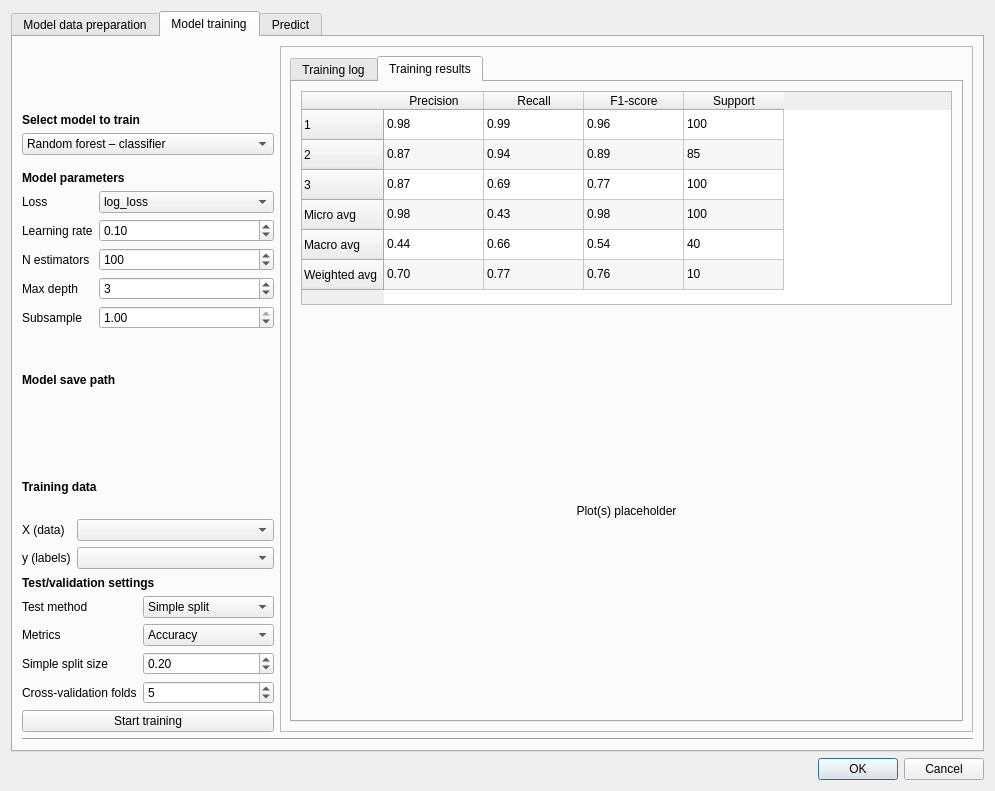
The window that eis_qgis_plugin/resources/ui/model/wizard_model.ui (GispoCoding/eis_qgis_plugin) describes before a commit, drawn with Qt 5.
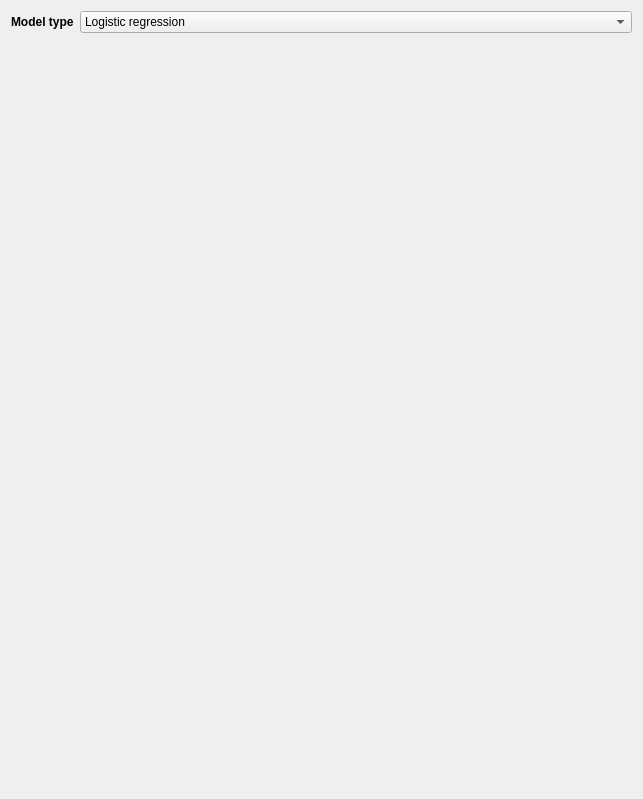
The same window after the commit. The open tabs and pages were chosen to show the change. Custom widgets are drawn as their Qt base class.

Commit message: Many modifications to modeling wizard - Separated application and testing - Revamped the UI logic (each model has now their own tabs and own scroll areas for each tab) - Clarified input data namings - Test with mock database for model saving - Added "tag" column to model input data for data matching - Added train dummy model button and functionality

Diff of the .ui file:
```diff
--- a/eis_qgis_plugin/resources/ui/model/wizard_model.ui
+++ b/eis_qgis_plugin/resources/ui/model/wizard_model.ui
@@ -1,1083 +1,80 @@
 <?xml version="1.0" encoding="UTF-8"?>
 <ui version="4.0">
- <class>Dialog</class>
- <widget class="QDialog" name="Dialog">
+ <class>Form</class>
+ <widget class="QWidget" name="Form">
   <property name="geometry">
    <rect>
     <x>0</x>
     <y>0</y>
-    <width>995</width>
-    <height>791</height>
+    <width>643</width>
+    <height>799</height>
    </rect>
   </property>
   <property name="windowTitle">
-   <string>Dialog</string>
+   <string>Form</string>
   </property>
-  <layout class="QVBoxLayout" name="verticalLayout">
+  <layout class="QVBoxLayout" name="verticalLayout_3">
    <item>
-    <widget class="QTabWidget" name="tabWidget">
-     <property name="currentIndex">
-      <number>1</number>
-     </property>
-     <widget class="QWidget" name="tab_3">
-      <attribute name="title">
-       <string>Model data preparation</string>
-      </attribute>
-      <widget class="QLabel" name="label_8">
-       <property name="geometry">
-        <rect>
-         <x>30</x>
-         <y>80</y>
-         <width>271</width>
-         <height>17</height>
-        </rect>
-       </property>
-       <property name="text">
-        <string>Optional guidance based on model?</string>
-       </property>
-      </widget>
-      <widget class="QComboBox" name="comboBox_4">
-       <property name="geometry">
-        <rect>
-         <x>30</x>
-         <y>30</y>
-         <width>289</width>
-         <height>25</height>
-        </rect>
-       </property>
-       <item>
-        <property name="text">
-         <string>Random forest</string>
-        </property>
-       </item>
-       <item>
-        <property name="text">
-         <string>Logistic regression</string>
-        </property>
-       </item>
-       <item>
-        <property name="text">
-         <string>Gradient boosting</string>
-        </property>
-       </item>
-      </widget>
-      <widget class="QFrame" name="frame_2">
-       <property name="geometry">
-        <rect>
-         <x>10</x>
-         <y>320</y>
-         <width>622</width>
-         <height>370</height>
-        </rect>
-       </property>
+    <layout class="QHBoxLayout" name="model_selection_layout">
+     <item>
+      <widget class="QLabel" name="label">
        <property name="sizePolicy">
-        <sizepolicy hsizetype="Preferred" vsizetype="Expanding">
+        <sizepolicy hsizetype="Maximum" vsizetype="Preferred">
          <horstretch>0</horstretch>
          <verstretch>0</verstretch>
         </sizepolicy>
        </property>
-       <property name="frameShape">
-        <enum>QFrame::StyledPanel</enum>
+       <property name="font">
+        <font>
+         <weight>75</weight>
+         <bold>true</bold>
+        </font>
        </property>
-       <property name="frameShadow">
-        <enum>QFrame::Raised</enum>
+       <property name="text">
+        <string>Model type</string>
        </property>
-       <widget class="QLabel" name="label_9">
-        <property name="geometry">
-         <rect>
-          <x>310</x>
-          <y>20</y>
-          <width>181</width>
-          <height>17</height>
-         </rect>
+      </widget>
+     </item>
+     <item>
+      <widget class="QComboBox" name="model_selection">
+       <item>
+        <property name="text">
+         <string>Logistic regression</string>
         </property>
+       </item>
+       <item>
         <property name="text">
-         <string>Training data preparation</string>
+         <string>Random forests - classifier</string>
         </property>
-       </widget>
-       <widget class="QWidget" name="layoutWidget_5">
-        <property name="geometry">
-         <rect>
-          <x>20</x>
-          <y>50</y>
-          <width>102</width>
-          <height>213</height>
-         </rect>
-        </property>
-        <layout class="QVBoxLayout" name="verticalLayout_13">
-         <item>
-          <widget class="QPushButton" name="pushButton_3">
-           <property name="text">
-            <string>Binary</string>
-           </property>
-          </widget>
-         </item>
-         <item>
-          <widget class="QPushButton" name="pushButton_4">
-           <property name="text">
-            <string>Min-max</string>
-           </property>
-          </widget>
-         </item>
-         <item>
-          <widget class="QPushButton" name="pushButton_7">
-           <property name="text">
-            <string>Clip</string>
-           </property>
-          </widget>
-         </item>
-         <item>
-          <widget class="QPushButton" name="pushButton_5">
-           <property name="text">
-            <string>Log</string>
-           </property>
-          </widget>
-         </item>
-         <item>
-          <widget class="QPushButton" name="pushButton_6">
-           <property name="text">
-            <string>Winsorize</string>
-           </property>
-          </widget>
-         </item>
-         <item>
-          <widget class="QPushButton" name="pushButton_8">
-           <property name="text">
-            <string>Z-score norm.</string>
-           </property>
-          </widget>
-         </item>
-         <item>
-          <widget class="QPushButton" name="pushButton_9">
-           <property name="text">
-            <string>Sigmoid</string>
-           </property>
-          </widget>
-         </item>
-        </layout>
-       </widget>
-       <widget class="QLabel" name="label_2">
-        <property name="geometry">
-         <rect>
-          <x>20</x>
-          <y>20</y>
-          <width>151</width>
-          <height>17</height>
-         </rect>
-        </property>
+       </item>
+       <item>
         <property name="text">
-         <string>Data transformations</string>
+         <string>Random forests - regressor</string>
         </property>
-       </widget>
-       <widget class="Line" name="line_2">
-        <property name="geometry">
-         <rect>
-          <x>270</x>
-          <y>10</y>
-          <width>20</width>
-          <height>351</height>
-         </rect>
-        </property>
-        <property name="orientation">
-         <enum>Qt::Vertical</enum>
-        </property>
-       </widget>
-       <widget class="QWidget" name="layoutWidget_6">
-        <property name="geometry">
-         <rect>
-          <x>310</x>
-          <y>60</y>
-          <width>222</width>
-          <height>151</height>
-         </rect>
-        </property>
-        <layout class="QVBoxLayout" name="verticalLayout_14">
-         <item>
-          <widget class="QPushButton" name="pushButton_12">
-           <property name="enabled">
-            <bool>false</bool>
-           </property>
-           <property name="text">
-            <string>Balance classes (SMOTETomek)</string>
-           </property>
-          </widget>
-         </item>
-         <item>
-          <widget class="QPushButton" name="pushButton_13">
-           <property name="enabled">
-            <bool>false</bool>
-           </property>
-           <property name="text">
-            <string>Generate negatives</string>
-           </property>
-          </widget>
-         </item>
-         <item>
-          <widget class="QPushButton" name="pushButton_14">
-           <property name="enabled">
-            <bool>false</bool>
-           </property>
-           <property name="text">
-            <string>Train-test split</string>
-           </property>
-          </widget>
-         </item>
-         <item>
-          <widget class="QPushButton" name="pushButton_15">
-           <property name="enabled">
-            <bool>false</bool>
-           </property>
-           <property name="text">
-            <string>Combine datasets</string>
-           </property>
-          </widget>
-         </item>
-         <item>
-          <widget class="QPushButton" name="pushButton_10">
-           <property name="enabled">
-            <bool>false</bool>
-           </property>
-           <property name="text">
-            <string>One-hot encode</string>
-           </property>
-          </widget>
-         </item>
-        </layout>
-       </widget>
-      </widget>
-      <widget class="QLabel" name="label_13">
-       <property name="geometry">
-        <rect>
-         <x>20</x>
-         <y>290</y>
-         <width>321</width>
-         <height>17</height>
-        </rect>
-       </property>
-       <property name="text">
-        <string>just an initial sketch here</string>
-       </property>
-      </widget>
-     </widget>
-     <widget class="QWidget" name="tab">
-      <attribute name="title">
-       <string>Model training</string>
-      </attribute>
-      <layout class="QVBoxLayout" name="verticalLayout_8">
+       </item>
        <item>
-        <layout class="QHBoxLayout" name="horizontalLayout_5">
-         <item>
-          <layout class="QVBoxLayout" name="verticalLayout_7">
-           <item>
-            <layout class="QVBoxLayout" name="verticalLayout_5">
-             <item>
-              <widget class="QLabel" name="label_3">
-               <property name="sizePolicy">
-                <sizepolicy hsizetype="Preferred" vsizetype="Preferred">
-                 <horstretch>0</horstretch>
-                 <verstretch>0</verstretch>
-                </sizepolicy>
-               </property>
-               <property name="font">
-                <font>
-                 <weight>75</weight>
-                 <bold>true</bold>
-                </font>
-               </property>
-               <property name="text">
-                <string>Select model to train</string>
-               </property>
-               <property name="alignment">
-                <set>Qt::AlignBottom|Qt::AlignLeading|Qt::AlignLeft</set>
-               </property>
-              </widget>
-             </item>
-             <item>
-              <widget class="QComboBox" name="comboBox_2">
-               <item>
-                <property name="text">
-                 <string>Random forest – classifier</string>
-                </property>
-               </item>
-               <item>
-                <property name="text">
-                 <string>Random forest – regressor</string>
-                </property>
-               </item>
-               <item>
-                <property name="text">
-                 <string>Gradient boosting – classifier</string>
-                </property>
-               </item>
-               <item>
-                <property name="text">
-                 <string>Gradient boosting – regressor</string>
-                </property>
-               </item>
-               <item>
-                <property name="text">
-                 <string>Logistic regression (classifier)</string>
-                </property>
-               </item>
-              </widget>
-             </item>
-            </layout>
-           </item>
-           <item>
-            <spacer name="verticalSpacer_2">
-             <property name="orientation">
-              <enum>Qt::Vertical</enum>
-             </property>
-             <property name="sizeType">
-              <enum>QSizePolicy::Maximum</enum>
-             </property>
-             <property name="sizeHint" stdset="0">
-              <size>
-               <width>20</width>
-               <height>10</height>
-              </size>
-             </property>
-            </spacer>
-           </item>
-           <item>
-            <layout class="QVBoxLayout" name="verticalLayout_2">
-             <item>
-              <widget class="QLabel" name="label_5">
-               <property name="font">
-                <font>
-                 <weight>75</weight>
-                 <bold>true</bold>
-                </font>
-               </property>
-               <property name="text">
-                <string>Model parameters</string>
-               </property>
-              </widget>
-             </item>
-             <item>
-              <layout class="QFormLayout" name="formLayout_5">
-               <item row="0" column="0">
-                <widget class="QLabel" name="lossLabel_2">
-                 <property name="text">
-                  <string>Loss</string>
-                 </property>
-                </widget>
-               </item>
-               <item row="0" column="1">
-                <widget class="QComboBox" name="lossComboBox_2">
-                 <item>
-                  <property name="text">
-                   <string>log_loss</string>
-                  </property>
-                 </item>
-                 <item>
-                  <property name="text">
-                   <string>exponential</string>
-                  </property>
-                 </item>
-                </widget>
-               </item>
-               <item row="1" column="0">
-                <widget class="QLabel" name="learningRateLabel_2">
-                 <property name="text">
-                  <string>Learning rate</string>
-                 </property>
-                </widget>
-               </item>
-               <item row="1" column="1">
-                <widget class="QgsDoubleSpinBox" name="learningRateQgsDoubleSpinBox_2">
-                 <property name="minimum">
-                  <double>0.000000000000000</double>
-                 </property>
-                 <property name="value">
-                  <double>0.100000000000000</double>
-                 </property>
-                </widget>
-               </item>
-               <item row="2" column="0">
-                <widget class="QLabel" name="nEstimatorsLabel_2">
-                 <property name="text">
-                  <string>N estimators</string>
-                 </property>
-                </widget>
-               </item>
-               <item row="2" column="1">
-                <widget class="QgsSpinBox" name="nEstimatorsQgsSpinBox_2">
-                 <property name="minimum">
-                  <number>1</number>
-                 </property>
-                 <property name="maximum">
-                  <number>10000</number>
-                 </property>
-                 <property name="value">
-                  <number>100</number>
-                 </property>
-                </widget>
-               </item>
-               <item row="3" column="0">
-                <widget class="QLabel" name="maxDepthLabel_2">
-                 <property name="text">
-                  <string>Max depth</string>
-                 </property>
-                </widget>
-               </item>
-               <item row="3" column="1">
-                <widget class="QgsSpinBox" name="maxDepthQgsSpinBox_2">
-                 <property name="minimum">
-                  <number>1</number>
-                 </property>
-                 <property name="value">
-                  <number>3</number>
-                 </property>
-                </widget>
-               </item>
-               <item row="4" column="0">
-                <widget class="QLabel" name="subsampleLabel_2">
-                 <property name="text">
-                  <string>Subsample</string>
-                 </property>
-                </widget>
-               </item>
-               <item row="4" column="1">
-                <widget class="QgsDoubleSpinBox" name="subsampleQgsDoubleSpinBox_2">
-                 <property name="minimum">
-                  <double>0.010000000000000</double>
-                 </property>
-                 <property name="maximum">
-                  <double>1.000000000000000</double>
-                 </property>
-                 <property name="value">
-                  <double>1.000000000000000</double>
-                 </property>
-                </widget>
-               </item>
-              </layout>
-             </item>
-            </layout>
-           </item>
-           <item>
-            <layout class="QVBoxLayout" name="verticalLayout_9">
-             <item>
-              <widget class="QLabel" name="label_19">
-               <property name="font">
-                <font>
-                 <weight>75</weight>
-                 <bold>true</bold>
-                </font>
-               </property>
-               <property name="text">
-                <string>Model save path</string>
-               </property>
-               <property name="alignment">
-                <set>Qt::AlignBottom|Qt::AlignLeading|Qt::AlignLeft</set>
-               </property>
-              </widget>
-             </item>
-             <item>
-              <widget class="QgsFileWidget" name="mQgsFileWidget_2"/>
-             </item>
-            </layout>
-           </item>
-           <item>
-            <spacer name="verticalSpacer">
-             <property name="orientation">
-              <enum>Qt::Vertical</enum>
-             </property>
-             <property name="sizeType">
-              <enum>QSizePolicy::Preferred</enum>
-             </property>
-             <property name="sizeHint" stdset="0">
-              <size>
-               <width>20</width>
-               <height>10</height>
-              </size>
-             </property>
-            </spacer>
-           </item>
-           <item>
-            <layout class="QVBoxLayout" name="verticalLayout_4">
-             <item>
-              <widget class="QLabel" name="label_7">
-               <property name="font">
-                <font>
-                 <weight>75</weight>
-                 <bold>true</bold>
-                </font>
-               </property>
-               <property name="text">
-                <string>Training data</string>
-               </property>
-              </widget>
-             </item>
-             <item>
-              <layout class="QFormLayout" name="formLayout_7">
-               <item row="0" column="0">
-                <widget class="QLabel" name="label_10">
-                 <property name="text">
-                  <string>X (data)</string>
-                 </property>
-                </widget>
-               </item>
-               <item row="0" column="1">
-                <widget class="QgsMapLayerComboBox" name="mMapLayerComboBox_3"/>
-               </item>
-               <item row="1" column="0">
-                <widget class="QLabel" name="label_4">
-                 <property name="text">
-                  <string>y (labels)</string>
-                 </property>
-                </widget>
-               </item>
-               <item row="1" column="1">
-                <widget class="QgsMapLayerComboBox" name="mMapLayerComboBox_4"/>
-               </item>
-              </layout>
-             </item>
-            </layout>
-           </item>
-           <item>
-            <layout class="QVBoxLayout" name="verticalLayout_6">
-             <item>
-              <widget class="QLabel" name="label_6">
-               <property name="font">
-                <font>
-                 <weight>75</weight>
-                 <bold>true</bold>
-                </font>
-               </property>
-               <property name="text">
-                <string>Test/validation settings</string>
-               </property>
-              </widget>
-             </item>
-             <item>
-              <layout class="QFormLayout" name="formLayout_6">
-               <item row="0" column="0">
-                <widget class="QLabel" name="testMethodLabel_5">
-                 <property name="text">
-                  <string>Test method</string>
-                 </property>
-                </widget>
-               </item>
-               <item row="0" column="1">
-                <widget class="QComboBox" name="testMethodComboBox_5">
-                 <item>
-                  <property name="text">
-                   <string>Simple split</string>
-                  </property>
-                 </item>
-                 <item>
-                  <property name="text">
-                   <string>K-fold CV</string>
-                  </property>
-                 </item>
-                 <item>
-                  <property name="text">
-                   <string>Stratified k-fold CV</string>
-                  </property>
-                 </item>
-                 <item>
-                  <property name="text">
-                   <string>Leave-one-out CV</string>
-                  </property>
-                 </item>
-                 <item>
-                  <property name="text">
-                   <string>None</string>
-                  </property>
-                 </item>
-                </widget>
-               </item>
-               <item row="1" column="0">
-                <widget class="QLabel" name="testMethodLabel_6">
-                 <property name="text">
-                  <string>Metrics</string>
-                 </property>
-                </widget>
-               </item>
-               <item row="1" column="1">
-                <widget class="QgsCheckableComboBox" name="mComboBox">
-                 <property name="checkedItems">
-                  <stringlist/>
-                 </property>
-                 <item>
-                  <property name="text">
-                   <string>Accuracy</string>
-                  </property>
-                 </item>
-                 <item>
-                  <property name="text">
-                   <string>Precision</string>
-                  </property>
-                 </item>
-                 <item>
-                  <property name="text">
-                   <string>Recall</string>
-                  </property>
-                 </item>
-                 <item>
-                  <property name="text">
-                   <string>F1</string>
-                  </property>
-                 </item>
-                 <item>
-                  <property name="text">
-                   <string>MAE</string>
-                  </property>
-                 </item>
-                 <item>
-                  <property name="text">
-                   <string>MSE</string>
-                  </property>
-                 </item>
-                 <item>
-                  <property name="text">
-                   <string>RMSE</string>
-                  </property>
-                 </item>
-                 <item>
-                  <property name="text">
-                   <string>R2</string>
-                  </property>
-                 </item>
-                </widget>
-               </item>
-               <item row="2" column="0">
-                <widget class="QLabel" name="simpleSplitSizeLabel_3">
-                 <property name="text">
-                  <string>Simple split size</string>
-                 </property>
-                </widget>
-               </item>
-               <item row="2" column="1">
-                <widget class="QDoubleSpinBox" name="doubleSpinBox_3">
-                 <property name="minimum">
-                  <double>0.010000000000000</double>
-                 </property>
-                 <property name="maximum">
-                  <double>0.990000000000000</double>
-                 </property>
-                 <property name="value">
-                  <double>0.200000000000000</double>
-                 </property>
-                </widget>
-               </item>
-               <item row="3" column="0">
-                <widget class="QLabel" name="crossValidationFoldsLabel_3">
-                 <property name="text">
-                  <string>Cross-validation folds</string>
-                 </property>
-                </widget>
-               </item>
-               <item row="3" column="1">
-                <widget class="QgsSpinBox" name="crossValidationFoldsQgsSpinBox_3">
-                 <property name="minimum">
-                  <number>2</number>
-                 </property>
-                 <property name="value">
-                  <number>5</number>
-                 </property>
-                </widget>
-               </item>
-              </layout>
-             </item>
-            </layout>
-           </item>
-           <item>
-            <widget class="QPushButton" name="pushButton">
-             <property name="text">
-              <string>Start training</string>
-             </property>
-            </widget>
-           </item>
-          </layout>
-         </item>
-         <item>
-          <widget class="QFrame" name="frame">
-           <property name="minimumSize">
-            <size>
-             <width>600</width>
-             <height>0</height>
-            </size>
-           </property>
-           <property name="frameShape">
-            <enum>QFrame::StyledPanel</enum>
-           </property>
-           <property name="frameShadow">
-            <enum>QFrame::Raised</enum>
-           </property>
-           <layout class="QVBoxLayout" name="verticalLayout_10">
-            <item>
-             <widget class="QTabWidget" name="tabWidget_2">
-              <property name="currentIndex">
-               <number>0</number>
-              </property>
-              <widget class="QWidget" name="tab_4">
-               <attribute name="title">
-                <string>Training log</string>
-               </attribute>
-               <layout class="QVBoxLayout" name="verticalLayout_11">
-                <item>
-                 <layout class="QVBoxLayout" name="verticalLayout_3">
-                  <item>
-                   <widget class="QTextBrowser" name="textBrowser"/>
-                  </item>
-                  <item>
-                   <layout class="QHBoxLayout" name="horizontalLayout_4">
-                    <item>
-                     <widget class="QLabel" name="label_14">
-                      <property name="text">
-                       <string>Progress</string>
-                      </property>
-                     </widget>
-                    </item>
-                    <item>
-                     <widget class="QProgressBar" name="progressBar">
-                      <property name="value">
-                       <number>24</number>
-                      </property>
-                     </widget>
-                    </item>
-                   </layout>
-                  </item>
-                 </layout>
-                </item>
-               </layout>
-              </widget>
-              <widget class="QWidget" name="tab_5">
-               <attribute name="title">
-                <string>Training results</string>
-               </attribute>
-               <layout class="QVBoxLayout" name="verticalLayout_12">
-                <item>
-                 <widget class="QTableWidget" name="tableWidget">
-                  <property name="alternatingRowColors">
-                   <bool>true</bool>
-                  </property>
-                  <row>
-                   <property name="text">
-                    <string>1</string>
-                   </property>
-                  </row>
-                  <row>
-                   <property name="text">
-                    <string>2</string>
-                   </property>
-                  </row>
-                  <row>
-                   <property name="text">
-                    <string>3</string>
-                   </property>
-                  </row>
-                  <row>
-                   <property name="text">
-                    <string>Micro avg</string>
-                   </property>
-                  </row>
-                  <row>
-                   <property name="text">
-                    <string>Macro avg</string>
-                   </property>
-                  </row>
-                  <row>
-                   <property name="text">
-                    <string>Weighted avg</string>
-                   </property>
-                  </row>
-                  <column>
-                   <property name="text">
-                    <string>Precision</string>
-                   </property>
-                  </column>
-                  <column>
-                   <property name="text">
-                    <string>Recall</string>
-                   </property>
-                  </column>
-                  <column>
-                   <property name="text">
-                    <string>F1-score</string>
-                   </property>
-                  </column>
-                  <column>
-                   <property name="text">
-                    <string>Support</string>
-                   </property>
-                  </column>
-                  <item row="0" column="0">
-                   <property name="text">
-                    <string>0.98</string>
-                   </property>
-                  </item>
-                  <item row="0" column="1">
-                   <property name="text">
-                    <string>0.99</string>
-                   </property>
-                  </item>
-                  <item row="0" column="2">
-                   <property name="text">
-                    <string>0.96</string>
-                   </property>
-                  </item>
-                  <item row="0" column="3">
-                   <property name="text">
-                    <string>100</string>
-                   </property>
-                  </item>
-                  <item row="1" column="0">
-                   <property name="text">
-                    <string>0.87</string>
-                   </property>
-                  </item>
-                  <item row="1" column="1">
-                   <property name="text">
-                    <string>0.94</string>
-                   </property>
-                  </item>
-                  <item row="1" column="2">
-                   <property name="text">
-                    <string>0.89</string>
-                   </property>
-                  </item>
-                  <item row="1" column="3">
-                   <property name="text">
-                    <string>85</string>
-                   </property>
-                  </item>
-                  <item row="2" column="0">
-                   <property name="text">
-                    <string>0.87</string>
-                   </property>
-                  </item>
-                  <item row="2" column="1">
-                   <property name="text">
-                    <string>0.69</string>
-                   </property>
-                  </item>
-                  <item row="2" column="2">
-                   <property name="text">
-                    <string>0.77</string>
-                   </property>
-                  </item>
-                  <item row="2" column="3">
-                   <property name="text">
-                    <string>100</string>
-                   </property>
-                  </item>
-                  <item row="3" column="0">
-                   <property name="text">
-                    <string>0.98</string>
-                   </property>
-                  </item>
-                  <item row="3" column="1">
-                   <property name="text">
-                    <string>0.43</string>
-                   </property>
-                  </item>
-                  <item row="3" column="2">
-                   <property name="text">
-                    <string>0.98</string>
-                   </property>
-                  </item>
-                  <item row="3" column="3">
-                   <property name="text">
-                    <string>100</string>
-                   </property>
-                  </item>
-                  <item row="4" column="0">
-                   <property name="text">
-                    <string>0.44</string>
-                   </property>
-                  </item>
-                  <item row="4" column="1">
-                   <property name="text">
-                    <string>0.66</string>
-                   </property>
-                  </item>
-                  <item row="4" column="2">
-                   <property name="text">
-                    <string>0.54</string>
-                   </property>
-                  </item>
-                  <item row="4" column="3">
-                   <property name="text">
-                    <string>40</string>
-                   </property>
-                  </item>
-                  <item row="5" column="0">
-                   <property name="text">
-                    <string>0.70</string>
-                   </property>
-                  </item>
-                  <item row="5" column="1">
-                   <property name="text">
-                    <string>0.77</string>
-                   </property>
-                  </item>
-                  <item row="5" column="2">
-                   <property name="text">
-                    <string>0.76</string>
-                   </property>
-                  </item>
-                  <item row="5" column="3">
-                   <property name="text">
-                    <string>10</string>
-                   </property>
-                  </item>
-                 </widget>
-                </item>
-                <item>
-                 <widget class="QLabel" name="label">
-                  <property name="minimumSize">
-                   <size>
-                    <width>0</width>
-                    <height>400</height>
-                   </size>
-                  </property>
-                  <property name="text">
-                   <string>Plot(s) placeholder</string>
-                  </property>
-                  <property name="alignment">
-                   <set>Qt::AlignCenter</set>
-                  </property>
-                 </widget>
-                </item>
-               </layout>
-              </widget>
-             </widget>
-            </item>
-           </layout>
-          </widget>
-         </item>
-        </layout>
+        <property name="text">
+         <string>Gradient boosting - classifier</string>
+        </property>
        </item>
        <item>
-        <widget class="Line" name="line">
-         <property name="orientation">
-          <enum>Qt::Horizontal</enum>
-         </property>
-        </widget>
+        <property name="text">
+         <string>Gradient boosting - regressor</string>
+        </property>
        </item>
-      </layout>
-      <zorder>layoutWidget</zorder>
-      <zorder>frame</zorder>
-      <zorder>label_7</zorder>
-      <zorder>layoutWidget_2</zorder>
-      <zorder>layoutWidget_4</zorder>
-      <zorder>layoutWidget</zorder>
-      <zorder>layoutWidget_3</zorder>
-      <zorder>label_6</zorder>
-      <zorder>line</zorder>
-     </widget>
-     <widget class="QWidget" name="tab_2">
-      <attribute name="title">
-       <string>Predict</string>
-      </attribute>
-      <widget class="QWidget" name="layoutWidget">
-       <property name="geometry">
-        <rect>
-         <x>30</x>
-         <y>30</y>
-         <width>271</width>
-         <height>27</height>
-        </rect>
-       </property>
-       <layout class="QHBoxLayout" name="horizontalLayout_2">
-        <item>
-         <widget class="QLabel" name="label_11">
-          <property name="text">
-           <string>Load model</string>
-          </property>
-         </widget>
-        </item>
-        <item>
-         <widget class="QgsFileWidget" name="mQgsFileWidget"/>
-        </item>
-       </layout>
       </widget>
-      <widget class="QWidget" name="layoutWidget">
-       <property name="geometry">
-        <rect>
-         <x>30</x>
-         <y>90</y>
-         <width>271</width>
-         <height>27</height>
-        </rect>
-       </property>
-       <layout class="QHBoxLayout" name="horizontalLayout_3">
-        <item>
-         <widget class="QLabel" name="label_12">
-          <property name="sizePolicy">
-           <sizepolicy hsizetype="Maximum" vsizetype="Preferred">
-            <horstretch>0</horstretch>
-            <verstretch>0</verstretch>
-           </sizepolicy>
-          </property>
-          <property name="text">
-           <string>Data</string>
-          </property>
-         </widget>
-        </item>
-        <item>
-         <widget class="QgsMapLayerComboBox" name="mMapLayerComboBox_5"/>
-        </item>
-       </layout>
-      </widget>
-      <widget class="QPushButton" name="pushButton_2">
-       <property name="geometry">
-        <rect>
-         <x>210</x>
-         <y>140</y>
-         <width>89</width>
-         <height>25</height>
-        </rect>
-       </property>
-       <property name="text">
-        <string>Predict</string>
-       </property>
-      </widget>
-     </widget>
-    </widget>
+     </item>
+    </layout>
    </item>
    <item>
-    <widget class="QDialogButtonBox" name="buttonBox">
-     <property name="orientation">
-      <enum>Qt::Horizontal</enum>
-     </property>
-     <property name="standardButtons">
-      <set>QDialogButtonBox::Cancel|QDialogButtonBox::Ok</set>
+    <widget class="QStackedWidget" name="model_pages">
+     <property name="currentIndex">
+      <number>-1</number>
      </property>
     </widget>
    </item>
   </layout>
  </widget>
- <customwidgets>
-  <customwidget>
-   <class>QgsCheckableComboBox</class>
-   <extends>QComboBox</extends>
-   <header>qgscheckablecombobox.h</header>
-  </customwidget>
-  <customwidget>
-   <class>QgsDoubleSpinBox</class>
-   <extends>QDoubleSpinBox</extends>
-   <header>qgsdoublespinbox.h</header>
-  </customwidget>
-  <customwidget>
-   <class>QgsFileWidget</class>
-   <extends>QWidget</extends>
-   <header>qgsfilewidget.h</header>
-  </customwidget>
-  <customwidget>
-   <class>QgsMapLayerComboBox</class>
-   <extends>QComboBox</extends>
-   <header>qgsmaplayercombobox.h</header>
-  </customwidget>
-  <customwidget>
-   <class>QgsSpinBox</class>
-   <extends>QSpinBox</extends>
-   <header>qgsspinbox.h</header>
-  </customwidget>
- </customwidgets>
  <resources/>
  <connections>
   <connection>
```
Left out of the diff: 35 changed lines with no effect on the pictures. The commit also changes 12 other files.
